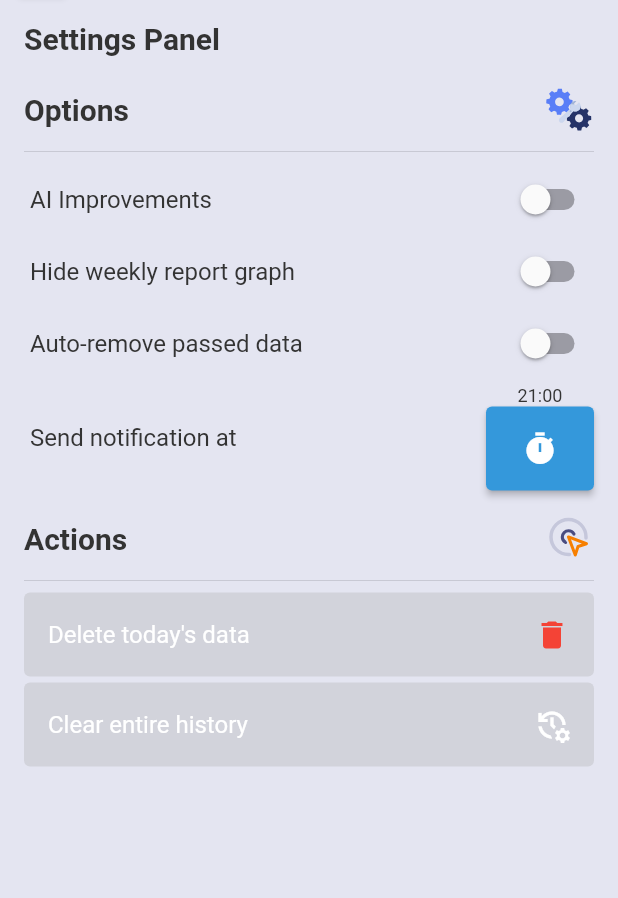
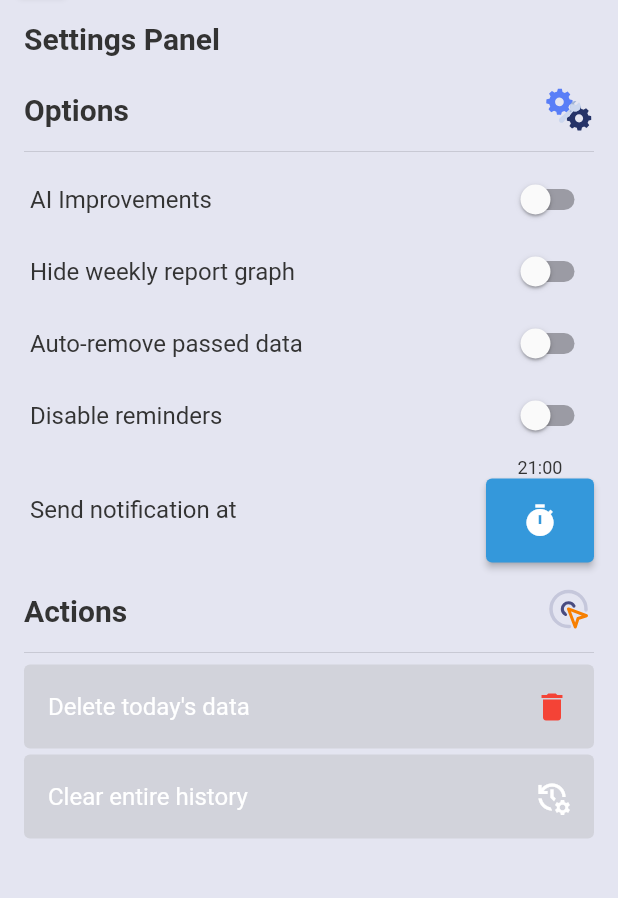
Before and after one commit to sauciucrazvan/mindwaves, a Flutter app: the SettingsPanel screen opened directly, on a phone screen of 412 x 824 dp, the part 75-973 px from its top. Run offline on Flutter 3.47's test engine with Material 2 defaults, Android fonts, the phone set to English and light mode, and no system bars; our stand-ins replace flutter_local_notifications, hive, hive_flutter, lottie, timezone; missing offline and left inert: encrypt, graphic; accounts and stored records are empty.

Commit message:
Added an option to disable reminders

```diff
--- a/lib/frontend/routes/settings/settings_panel.dart
+++ b/lib/frontend/routes/settings/settings_panel.dart
@@ -24,7 +24,10 @@ class SettingsPanel extends StatefulWidget {
 class _SettingsPanelState extends State<SettingsPanel> {
   final SettingsService _settingsService = SettingsService();
 
-  bool graphVisibility = false, removeOldData = false, aiImprovements = false;
+  bool graphVisibility = false,
+      removeOldData = false,
+      aiImprovements = false,
+      disableNotifications = false;
 
   @override
   void initState() {
@@ -165,6 +168,32 @@ class _SettingsPanelState extends State<SettingsPanel> {
                   ],
                 ),
 
+                // Send reminders
+                Row(
+                  mainAxisAlignment: MainAxisAlignment.spaceBetween,
+                  children: [
+                    Padding(
+                      padding: const EdgeInsets.symmetric(horizontal: 4.0),
+                      child: Text(
+                        "Disable reminders",
+                        style: Theme.of(context).textTheme.bodyMedium,
+                      ),
+                    ),
+                    Switch(
+                      activeColor: primaryColor,
+                      value: disableNotifications,
+                      onChanged: (value) {
+                        setState(() {
+                          _settingsService.setSettingValue(
+                              'disable-notifications', value);
+
+                          disableNotifications = value;
+                        });
+                      },
+                    ),
+                  ],
+                ),
+
                 const SizedBox(height: 4),
 
                 // Notification time
```
Also changed, not shown: lib/backend/services/tracker_service.dart (+7 -3 lines).
